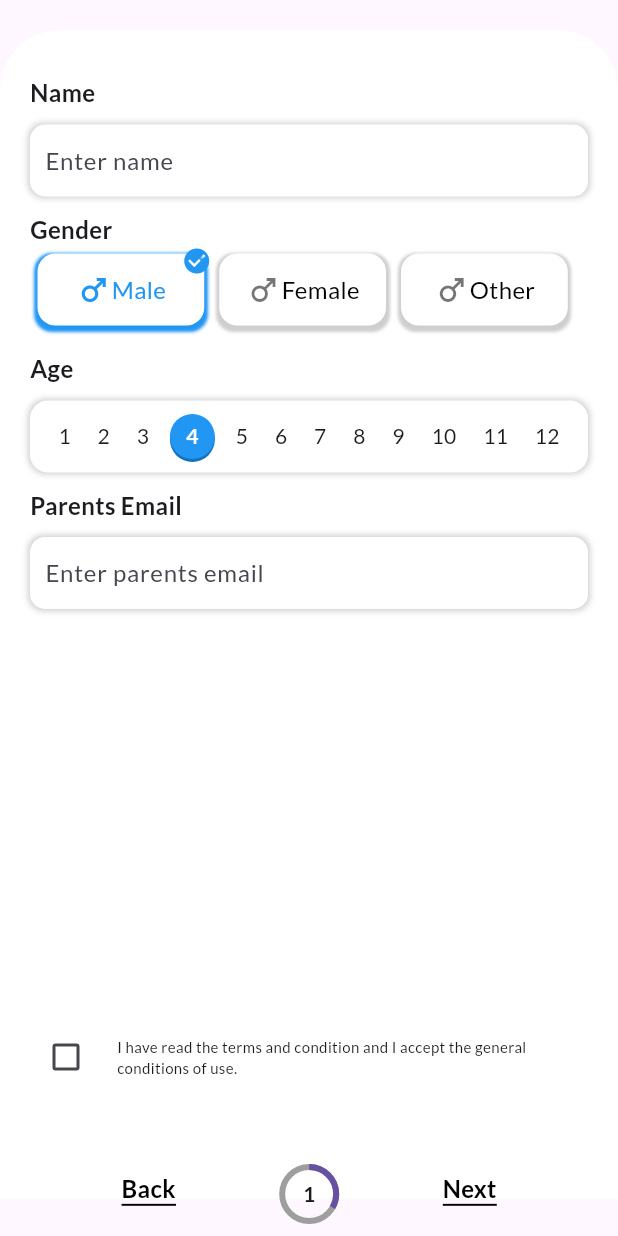
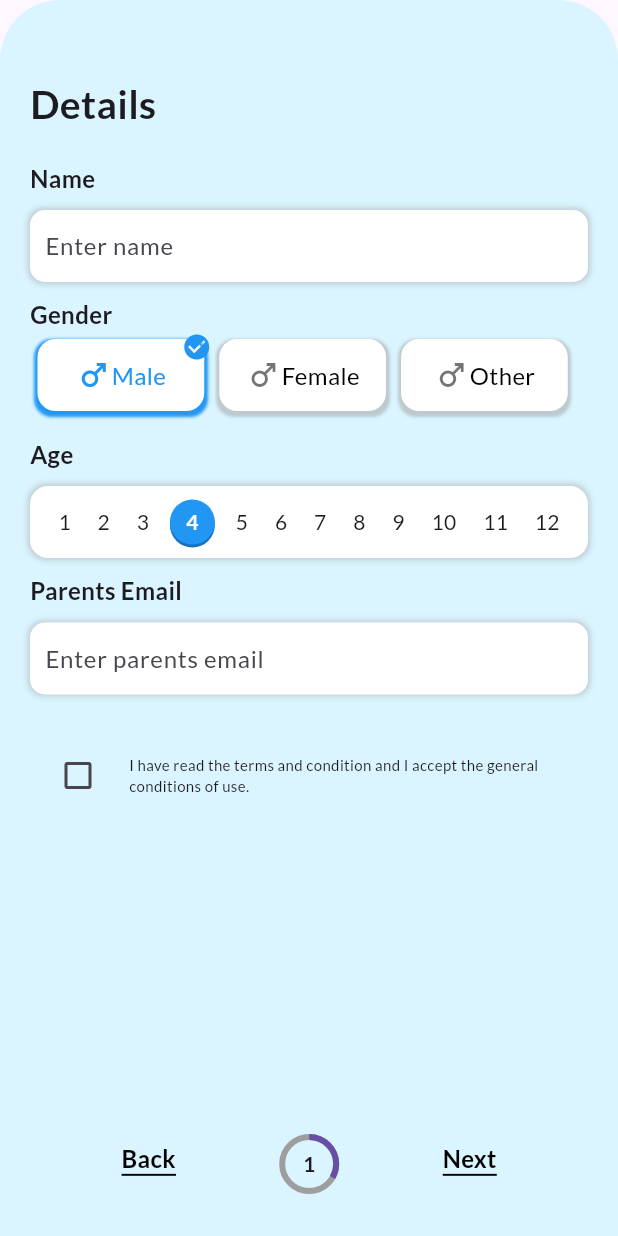
Before and after one commit to aadesh18/inzone, a Flutter app: the SignUpPages screen opened directly, on a phone screen of 412 x 824 dp. Run offline on Flutter 3.47's test engine with Material 3 defaults, Android fonts, the phone set to English and light mode, and no system bars; our stand-ins replace animated_splash_screen, cloud_firestore, firebase_auth, firebase_core, flutter_slidable, flutter_svg and 9 more; missing offline and left inert: flutter_floating_bottom_bar, flutter_util_widgets, o3d, random_avatar, sign_button; accounts and stored records are empty; project files that could hold a hidden picture were left out.

Commit message:
detail input screen updated

```diff
--- a/lib/welcome_screens/introduction_page.dart
+++ b/lib/welcome_screens/introduction_page.dart
@@ -2,6 +2,7 @@ import 'package:flutter/material.dart';
 import 'package:inzone/constants.dart';
 import 'package:inzone/welcome_screens/information_pages.dart';
 import 'package:inzone/welcome_screens/phone_number_page.dart';
+import 'package:inzone/welcome_screens/sign_up_pages.dart';
 
 class IntroductionPage extends StatelessWidget {
   const IntroductionPage({super.key});
@@ -57,10 +58,14 @@ class IntroductionPage extends StatelessWidget {
               ),
               ElevatedButton(
                   onPressed: () {
-                    Navigator.push(
-                        context,
-                        MaterialPageRoute(
-                            builder: (context) => const InformationPages()));
+                    // Navigator.push(
+                    //     context,
+                    //     MaterialPageRoute(
+                    //         builder: (context) => const InformationPages()));
+                           Navigator.push(
+                              context,
+                              MaterialPageRoute(
+                                  builder: ((context) => const SignUpPages())));
                   },
                   style: ElevatedButton.styleFrom(
                       elevation: 10,
--- a/lib/welcome_screens/sign_up_pages.dart
+++ b/lib/welcome_screens/sign_up_pages.dart
@@ -2,9 +2,6 @@ import 'package:flutter/material.dart';
 import 'package:inzone/constants.dart';
 import 'package:inzone/main_screens/root_app.dart';
 import 'package:inzone/main_screens/settings_screens/content_selection_screen.dart';
-import 'package:inzone/main_screens/settings_screens/inzone_blockout_screen.dart';
-import 'package:inzone/main_screens/settings_screens/inzone_schedule.dart';
-import 'package:inzone/main_screens/settings_screens/user_details_screen.dart';
 import 'package:inzone/welcome_screens/avatar_customise_page.dart';
 import 'package:inzone/welcome_screens/user_signup_screen.dart';
 
@@ -29,9 +26,7 @@ class _SignUpPagesState extends State<SignUpPages> {
     return Scaffold(
       body: Stack(
         children: [
-          Container(
-            height: screenHeight! * 0.97,
-            child: PageView(
+          PageView(
             controller: _controller,
             onPageChanged: (index) {
               setState(() {
@@ -41,18 +36,14 @@ class _SignUpPagesState extends State<SignUpPages> {
               });
             },
             children: [
-                UserSignUpScreen(),
+              const UserSignUpScreen(),
               AvatarCustomisePage(),
-                ContentSelectionScreen(),
+              const ContentSelectionScreen(),
             ],
-            ),
-          ),
-          SizedBox(
-            height: 10,
           ),
           Container(
             alignment: const Alignment(0, 1),
-            padding: const EdgeInsets.all(10),
+            padding: const EdgeInsets.symmetric(horizontal: 10, vertical: 30),
             child: Row(
               mainAxisAlignment: MainAxisAlignment.spaceEvenly,
               children: [
--- a/lib/welcome_screens/splash_page.dart
+++ b/lib/welcome_screens/splash_page.dart
@@ -3,7 +3,6 @@ import 'package:flutter/cupertino.dart';
 import 'package:flutter/material.dart';
 import 'package:google_fonts/google_fonts.dart';
 import 'package:inzone/constants.dart';
-import 'package:inzone/main_screens/root_app.dart';
 import 'package:inzone/welcome_screens/introduction_page.dart';
 
 class SplashPage extends StatelessWidget {
--- a/lib/welcome_screens/user_signup_screen.dart
+++ b/lib/welcome_screens/user_signup_screen.dart
@@ -14,25 +14,30 @@ class _UserSignUpScreenState extends State<UserSignUpScreen> {
   @override
   Widget build(BuildContext context) {
     return Container(
-      margin: const EdgeInsets.only(top: 20),
-      padding: const EdgeInsets.only(top: 30, left: 20, right: 20),
+      //margin: const EdgeInsets.only(top: 20),
+      padding: const EdgeInsets.only(top: 50, left: 20, right: 20),
       width: MediaQuery.of(context).size.width,
       height: MediaQuery.of(context).size.height,
-      decoration: BoxDecoration(
+      decoration: const BoxDecoration(
         borderRadius: BorderRadius.only(
           topLeft: Radius.circular(40.0), // Adjust the radius as needed
           topRight: Radius.circular(40.0),
         ),
-        color: Colors.white,
+        color: backgroundColor,
       ),
       child: SingleChildScrollView(
         child: Column(
           crossAxisAlignment: CrossAxisAlignment.start,
           mainAxisAlignment: MainAxisAlignment.center,
           children: [
-            Text("Name",
+            const Text("Details",
+                style: TextStyle(fontSize: 26, fontWeight: FontWeight.w700)),
+            const SizedBox(
+              height: 20,
+            ),
+            const Text("Name",
                 style: TextStyle(fontSize: 16, fontWeight: FontWeight.w700)),
-            SizedBox(
+            const SizedBox(
               height: 10,
             ),
             Container(
@@ -56,10 +61,10 @@ class _UserSignUpScreenState extends State<UserSignUpScreen> {
                 ),
               ),
             ),
-            SizedBox(
+            const SizedBox(
               height: 10,
             ),
-            Text("Gender",
+            const Text("Gender",
                 style: TextStyle(fontSize: 16, fontWeight: FontWeight.w700)),
             SingleChildScrollView(
               scrollDirection: Axis.horizontal,
@@ -91,18 +96,18 @@ class _UserSignUpScreenState extends State<UserSignUpScreen> {
                 ],
               ),
             ),
-            SizedBox(
+            const SizedBox(
               height: 10,
             ),
-            Text("Age",
+            const Text("Age",
                 style: TextStyle(fontSize: 16, fontWeight: FontWeight.w700)),
-            SizedBox(
+            const SizedBox(
               height: 10,
             ),
             Container(
               width: MediaQuery.of(context).size.width,
               height: 48,
-              padding: EdgeInsets.only(left: 10),
+              padding: const EdgeInsets.only(left: 10),
               decoration: BoxDecoration(
                 borderRadius: BorderRadius.circular(12.0),
                 color: Colors.white,
@@ -111,7 +116,8 @@ class _UserSignUpScreenState extends State<UserSignUpScreen> {
                     color: Colors.grey.withOpacity(0.5),
                     spreadRadius: 1,
                     blurRadius: 3,
-                    offset: Offset(0, 0), // Changes the position of the shadow
+                    offset: const Offset(
+                        0, 0), // Changes the position of the shadow
                   ),
                 ],
               ),
@@ -127,7 +133,7 @@ class _UserSignUpScreenState extends State<UserSignUpScreen> {
                               margin: EdgeInsets.only(left: 5, right: 5),
                               width: 30.0,
                               height: 30.0,
-                              decoration: BoxDecoration(
+                              decoration: const BoxDecoration(
                                 shape: BoxShape.circle,
                                 color: Colors
                                     .blue, // You can change the color as needed
@@ -143,7 +149,7 @@ class _UserSignUpScreenState extends State<UserSignUpScreen> {
                               child: Center(
                                 child: Text(
                                   '${index + 1}', // Your content or icon goes here
-                                  style: TextStyle(
+                                  style: const TextStyle(
                                     color: Colors.white,
                                     fontSize: 14.0,
                                     fontWeight: FontWeight.bold,
@@ -163,16 +169,16 @@ class _UserSignUpScreenState extends State<UserSignUpScreen> {
                 },
               ),
             ),
-            SizedBox(
+            const SizedBox(
               height: 10,
             ),
-            Text("Parents Email",
+            const Text("Parents Email",
                 style: TextStyle(fontSize: 16, fontWeight: FontWeight.w700)),
-            SizedBox(
+            const SizedBox(
               height: 10,
             ),
             Container(
-              padding: EdgeInsets.only(left: 10),
+              padding: const EdgeInsets.only(left: 10),
               decoration: BoxDecoration(
                 borderRadius: BorderRadius.circular(10.0),
                 color: Colors.white,
@@ -185,17 +191,17 @@ class _UserSignUpScreenState extends State<UserSignUpScreen> {
                   ),
                 ],
               ),
-              child: TextField(
+              child: const TextField(
                 decoration: InputDecoration(
                   hintText: 'Enter parents email',
                   border: InputBorder.none,
                 ),
               ),
             ),
-            SizedBox(
-              height: MediaQuery.of(context).size.height / 3,
-            ),
-            Row(
+
+            Padding(
+              padding: const EdgeInsets.only(left: 8.0, right: 8.0, top: 30),
+              child: Row(
                 children: [
                   Checkbox(
                     value: isChecked,
@@ -206,18 +212,19 @@ class _UserSignUpScreenState extends State<UserSignUpScreen> {
                     },
                     activeColor: Colors.blue,
                   ),
-                SizedBox(
+                  const SizedBox(
                     width: 10,
                   ),
-                Center(
-                  child: SizedBox(
-                      width: MediaQuery.of(context).size.width / 1.4,
-                      child: Text(
+                  const Flexible(
+                    flex: 1,
+                    child: const Text(
                         "I have read the terms and condition and I accept the general conditions of use.",
+                        overflow: TextOverflow.visible,
                         style: TextStyle(
-                              fontSize: 10, fontWeight: FontWeight.w500))),
+                            fontSize: 10, fontWeight: FontWeight.w500)),
                   ),
                 ],
+              ),
             ),
             // Center(
             //   child: GestureDetector(
```
Lines whose indentation alone changed are shown as unchanged.
